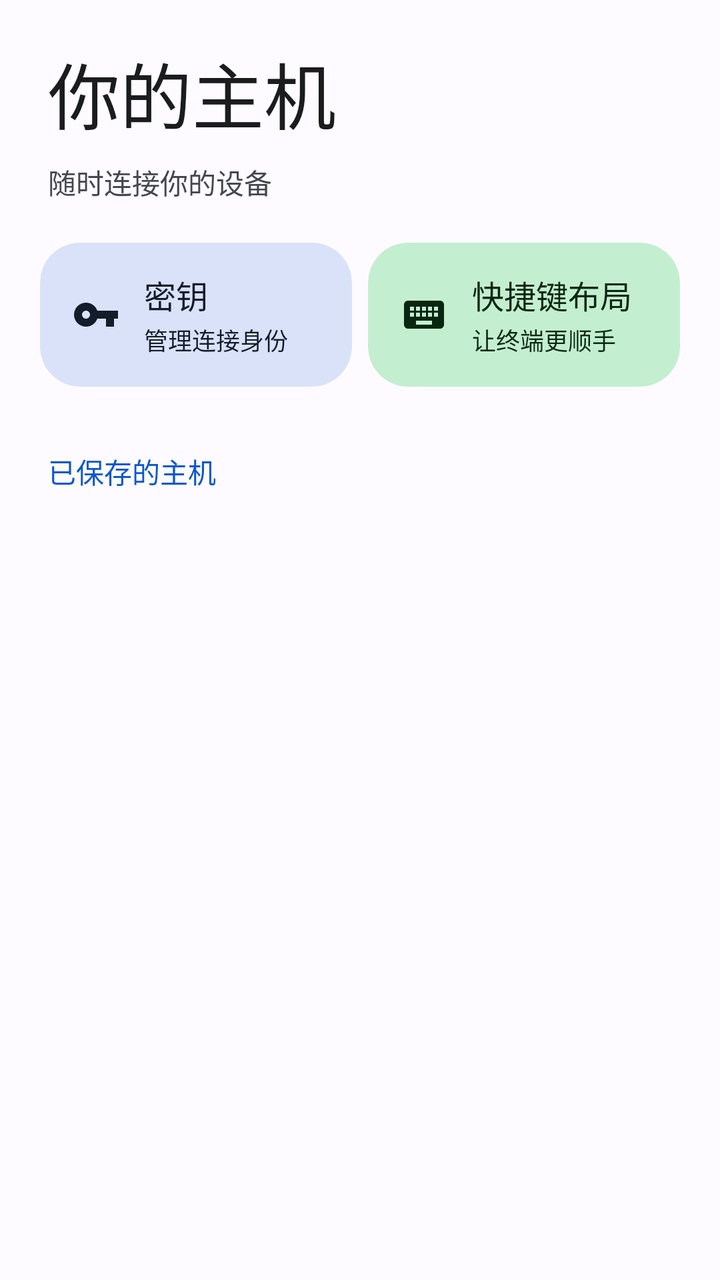
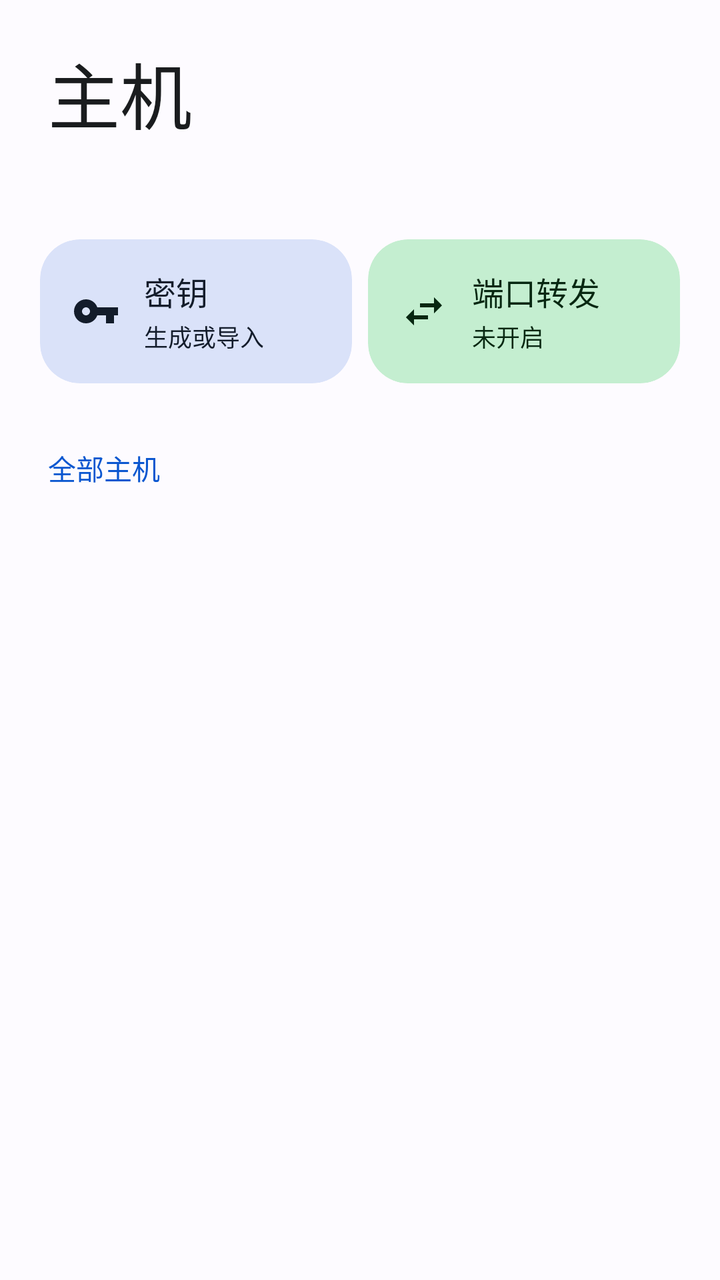

Before-and-after screenshots of an Android layout around one commit, followed by the original layout XML and the change that was made.
<!-- AndroidManifest.xml: application theme AppTheme -->
<!-- res/layout/header_host_list.xml -->
<?xml version="1.0" encoding="utf-8"?>
<LinearLayout
    xmlns:android="http://schemas.android.com/apk/res/android"
    xmlns:app="http://schemas.android.com/apk/res-auto"
    android:layout_width="match_parent"
    android:layout_height="wrap_content"
    android:orientation="vertical"
    android:paddingTop="20dp"
    android:paddingBottom="8dp">
    <TextView
        android:layout_width="match_parent"
        android:layout_height="wrap_content"
        android:text="@string/hosts_heading"
        android:textSize="36sp"
        android:textColor="?attr/colorOnSurface"
        android:paddingStart="24dp"
        android:paddingEnd="24dp" />
    <TextView
        android:layout_width="match_parent"
        android:layout_height="wrap_content"
        android:text="@string/hosts_subtitle"
        android:textSize="14sp"
        android:textColor="?attr/colorOnSurfaceVariant"
        android:id="@+id/tv_host_subtitle"
        android:paddingStart="24dp"
        android:paddingEnd="24dp"
        android:layout_marginTop="8dp" />
    
    <com.google.android.material.card.MaterialCardView
        android:id="@+id/card_active_sessions"
        android:layout_width="match_parent"
        android:layout_height="wrap_content"
        android:layout_marginStart="20dp"
        android:layout_marginEnd="20dp"
        android:layout_marginTop="24dp"
        android:clickable="true"
        android:focusable="true"
        android:visibility="gone"
        app:cardCornerRadius="24dp"
        app:cardElevation="0dp"
        app:strokeWidth="0dp"
        app:cardBackgroundColor="?attr/colorPrimaryContainer">
        <LinearLayout
            android:layout_width="match_parent"
            android:layout_height="wrap_content"
            android:minHeight="72dp"
            android:gravity="center_vertical"
            android:paddingStart="20dp"
            android:paddingEnd="16dp"
            android:paddingTop="12dp"
            android:paddingBottom="12dp">
            <ImageView
                android:layout_width="24dp"
                android:layout_height="24dp"
                android:src="@drawable/ic_sessions"
                app:tint="?attr/colorOnPrimaryContainer"
                android:contentDescription="@null" />
            <LinearLayout
                android:layout_width="0dp"
                android:layout_height="wrap_content"
                android:layout_weight="1"
                android:layout_marginStart="16dp"
                android:orientation="vertical">
                <TextView
                    android:id="@+id/tv_active_sessions"
                    android:layout_width="match_parent"
                    android:layout_height="wrap_content"
                    android:textSize="16sp"
                    android:fontFamily="sans-serif-medium"
                    android:textColor="?attr/colorOnPrimaryContainer" />
                <TextView
                    android:layout_width="match_parent"
                    android:layout_height="wrap_content"
                    android:text="@string/sessions_running_action"
                    android:textSize="13sp"
                    android:layout_marginTop="2dp"
                    android:textColor="?attr/colorOnPrimaryContainer" />
            </LinearLayout>
            <ImageView
                android:layout_width="20dp"
                android:layout_height="20dp"
                android:src="@drawable/ic_arrow_forward"
                app:tint="?attr/colorOnPrimaryContainer"
                android:contentDescription="@null" />
        </LinearLayout>
    </com.google.android.material.card.MaterialCardView>
    <LinearLayout
        android:layout_width="match_parent"
        android:layout_height="wrap_content"
        android:layout_marginStart="16dp"
        android:layout_marginEnd="16dp"
        android:layout_marginTop="16dp">
        <com.google.android.material.card.MaterialCardView
            android:id="@+id/chip_manage_keys"
            android:layout_width="0dp"
            android:layout_height="wrap_content"
            android:layout_weight="1"
            android:layout_margin="4dp"
            android:clickable="true"
            android:focusable="true"
            app:cardCornerRadius="20dp"
            app:cardElevation="0dp"
            app:strokeWidth="0dp"
            app:cardBackgroundColor="?attr/colorSecondaryContainer">
            <LinearLayout
                android:layout_width="match_parent"
                android:layout_height="wrap_content"
                android:minHeight="72dp"
                android:gravity="center_vertical"
                android:paddingStart="16dp"
                android:paddingEnd="12dp"
                android:paddingTop="12dp"
                android:paddingBottom="12dp">
                <ImageView
                    android:layout_width="24dp"
                    android:layout_height="24dp"
                    android:src="@drawable/ic_key"
                    app:tint="?attr/colorOnSecondaryContainer"
                    android:contentDescription="@null" />
                <LinearLayout
                    android:layout_width="0dp"
                    android:layout_height="wrap_content"
                    android:layout_weight="1"
                    android:layout_marginStart="12dp"
                    android:orientation="vertical">
                    <TextView
                        android:layout_width="match_parent"
                        android:layout_height="wrap_content"
                        android:text="@string/keys_title"
                        android:textSize="16sp"
                        android:fontFamily="sans-serif-medium"
                        android:maxLines="1"
                        android:ellipsize="end"
                        android:textColor="?attr/colorOnSecondaryContainer" />
                    <TextView
                        android:layout_width="match_parent"
                        android:layout_height="wrap_content"
                        android:text="@string/home_keys_description"
                        android:textSize="12sp"
                        android:maxLines="1"
                        android:ellipsize="end"
                        android:textColor="?attr/colorOnSecondaryContainer"
                        android:layout_marginTop="2dp" />
                </LinearLayout>
            </LinearLayout>
        </com.google.android.material.card.MaterialCardView>
        <com.google.android.material.card.MaterialCardView
            android:id="@+id/chip_extra_keys"
            android:layout_width="0dp"
            android:layout_height="wrap_content"
            android:layout_weight="1"
            android:layout_margin="4dp"
            android:clickable="true"
            android:focusable="true"
            app:cardCornerRadius="20dp"
            app:cardElevation="0dp"
            app:strokeWidth="0dp"
            app:cardBackgroundColor="?attr/colorTertiaryContainer">
            <LinearLayout
                android:layout_width="match_parent"
                android:layout_height="wrap_content"
                android:minHeight="72dp"
                android:gravity="center_vertical"
                android:paddingStart="16dp"
                android:paddingEnd="12dp"
                android:paddingTop="12dp"
                android:paddingBottom="12dp">
                <ImageView
                    android:layout_width="24dp"
                    android:layout_height="24dp"
                    android:src="@drawable/ic_keyboard"
                    app:tint="?attr/colorOnTertiaryContainer"
                    android:contentDescription="@null" />
                <LinearLayout
                    android:layout_width="0dp"
                    android:layout_height="wrap_content"
                    android:layout_weight="1"
                    android:layout_marginStart="12dp"
                    android:orientation="vertical">
                    <TextView
                        android:layout_width="match_parent"
                        android:layout_height="wrap_content"
                        android:text="@string/extra_keys_title"
                        android:textSize="16sp"
                        android:fontFamily="sans-serif-medium"
                        android:maxLines="1"
                        android:ellipsize="end"
                        android:textColor="?attr/colorOnTertiaryContainer" />
                    <TextView
                        android:layout_width="match_parent"
                        android:layout_height="wrap_content"
                        android:text="@string/home_extra_keys_description"
                        android:textSize="12sp"
                        android:maxLines="1"
                        android:ellipsize="end"
                        android:textColor="?attr/colorOnTertiaryContainer"
                        android:layout_marginTop="2dp" />
                </LinearLayout>
            </LinearLayout>
        </com.google.android.material.card.MaterialCardView>
    </LinearLayout>
    <TextView
        android:layout_width="match_parent"
        android:layout_height="wrap_content"
        android:text="@string/hosts_saved"
        android:textSize="14sp"
        android:fontFamily="sans-serif-medium"
        android:textColor="?attr/colorPrimary"
        android:paddingStart="24dp"
        android:paddingTop="28dp"
        android:paddingBottom="8dp" />
    <LinearLayout
        android:id="@+id/layout_empty_state"
        android:layout_width="match_parent"
        android:layout_height="wrap_content"
        android:orientation="vertical"
        android:gravity="center"
        android:padding="32dp"
        android:visibility="gone">
        <ImageView
            android:layout_width="88dp"
            android:layout_height="88dp"
            android:background="@drawable/bg_avatar_host"
            android:padding="24dp"
            android:src="@drawable/ic_terminal"
            app:tint="?attr/colorOnSecondaryContainer"
            android:contentDescription="@null" />
        <TextView
            android:layout_width="match_parent"
            android:layout_height="wrap_content"
            android:text="@string/hosts_empty_title"
            android:textSize="22sp"
            android:textColor="?attr/colorOnSurface"
            android:gravity="center"
            android:layout_marginTop="20dp" />
        <TextView
            android:layout_width="match_parent"
            android:layout_height="wrap_content"
            android:text="@string/hosts_empty_help"
            android:textSize="14sp"
            android:textColor="?attr/colorOnSurfaceVariant"
            android:gravity="center"
            android:layout_marginTop="8dp" />
    </LinearLayout>
</LinearLayout>
<!-- resources referenced by this layout -->
<resources>
  <!-- drawable bg_avatar_host (drawable) -->
  <?xml version="1.0" encoding="utf-8"?>
  <shape xmlns:android="http://schemas.android.com/apk/res/android"
      android:shape="oval">
      <solid android:color="?attr/colorSecondaryContainer" />
  </shape>
  <!-- drawable ic_keyboard (drawable) -->
  <vector xmlns:android="http://schemas.android.com/apk/res/android"
      android:width="24dp"
      android:height="24dp"
      android:viewportWidth="24"
      android:viewportHeight="24">
      <path
          android:fillColor="@color/md_theme_onSurfaceVariant"
          android:pathData="M20,5H4C2.9,5 2,5.9 2,7v10c0,1.1 0.9,2 2,2h16c1.1,0 2,-0.9 2,-2V7C22,5.9 21.1,5 20,5zM11,8h2v2h-2V8zM11,11h2v2h-2V11zM8,8h2v2H8V8zM8,11h2v2H8V11zM7,13H5v-2h2V13zM7,10H5V8h2V10zM16,17H8v-2h8V17zM16,13h-2v-2h2V13zM16,10h-2V8h2V10zM19,13h-2v-2h2V13zM19,10h-2V8h2V10z" />
  </vector>
  <string name="extra_keys_title">快捷键布局</string>
  <string name="home_extra_keys_description">让终端更顺手</string>
  <string name="home_keys_description">管理连接身份</string>
  <string name="hosts_empty_help">添加 SSH 主机，连接你的服务器或电脑。</string>
  <string name="hosts_empty_title">从第一台主机开始</string>
  <string name="hosts_heading">你的主机</string>
  <string name="hosts_saved">已保存的主机</string>
  <string name="hosts_subtitle">随时连接你的设备</string>
  <string name="keys_title">密钥</string>
  <string name="sessions_running_action">点按返回终端</string>
  <style name="AppTheme" parent="BaseAppTheme" />
  <color name="md_theme_onSurfaceVariant">#44474E</color>
  <color name="md_theme_primary">#0B57D0</color>
  <color name="md_theme_onPrimary">#FFFFFF</color>
  <color name="md_theme_primaryContainer">#D3E3FD</color>
  <color name="md_theme_onPrimaryContainer">#041E49</color>
  <color name="md_theme_secondary">#565E71</color>
  <color name="md_theme_onSecondary">#FFFFFF</color>
  <color name="md_theme_secondaryContainer">#DAE2F9</color>
  <color name="md_theme_onSecondaryContainer">#131C2B</color>
  <color name="md_theme_tertiary">#146C2E</color>
  <color name="md_theme_onTertiary">#FFFFFF</color>
  <color name="md_theme_tertiaryContainer">#C4EED0</color>
  <color name="md_theme_onTertiaryContainer">#072711</color>
  <color name="md_theme_error">#BA1A1A</color>
  <color name="md_theme_onError">#FFFFFF</color>
  <color name="md_theme_errorContainer">#FFDAD6</color>
  <color name="md_theme_onErrorContainer">#410002</color>
  <color name="md_theme_surface">#FDFBFF</color>
  <color name="md_theme_onSurface">#1A1C1E</color>
  <color name="md_theme_surfaceVariant">#E1E2EC</color>
  <color name="md_theme_surfaceContainerLowest">#FFFFFF</color>
  <color name="md_theme_surfaceContainerLow">#F7F8FC</color>
  <color name="md_theme_surfaceContainer">#F1F3F9</color>
  <color name="md_theme_surfaceContainerHigh">#ECEEF4</color>
  <color name="md_theme_surfaceContainerHighest">#E6E8EE</color>
  <color name="md_theme_onBackground">#1A1C1E</color>
  <color name="md_theme_outline">#74777F</color>
  <color name="md_theme_outlineVariant">#C4C6D0</color>
  <color name="term_surface">#111318</color>
  <style name="PixelBottomSheetDialogTheme" parent="ThemeOverlay.Material3.BottomSheetDialog">
          <item name="bottomSheetStyle">@style/PixelBottomSheetModalStyle</item>
      </style>
  <style name="PixelAlertDialogTheme" parent="ThemeOverlay.Material3.MaterialAlertDialog">
          <item name="shapeAppearance">@style/ShapeAppearance.Pixel.Dialog</item>
          <item name="colorSurface">?attr/colorSurfaceContainerHigh</item>
      </style>
  <style name="PixelBottomSheetModalStyle" parent="Widget.Material3.BottomSheet.Modal">
          <item name="backgroundTint">?attr/colorSurfaceContainerLow</item>
          <item name="shapeAppearance">@style/ShapeAppearance.Pixel.BottomSheet</item>
      </style>
  <style name="ShapeAppearance.Pixel.Dialog" parent="ShapeAppearance.Material3.Corner.ExtraLarge">
          <item name="cornerSize">28dp</item>
      </style>
  <!-- unchanged entries left out for length: 6 -->
</resources>

<!-- the commit's change to res/layout/header_host_list.xml (unified diff, before → after) -->
@@ -18,7 +18,6 @@
     <TextView
         android:layout_width="match_parent"
         android:layout_height="wrap_content"
-        android:text="@string/hosts_subtitle"
         android:textSize="14sp"
         android:textColor="?attr/colorOnSurfaceVariant"
         android:id="@+id/tv_host_subtitle"
@@ -145,7 +144,7 @@
             </LinearLayout>
         </com.google.android.material.card.MaterialCardView>
         <com.google.android.material.card.MaterialCardView
-            android:id="@+id/chip_extra_keys"
+            android:id="@+id/chip_forwarding"
             android:layout_width="0dp"
             android:layout_height="wrap_content"
             android:layout_weight="1"
@@ -168,7 +167,7 @@
                 <ImageView
                     android:layout_width="24dp"
                     android:layout_height="24dp"
-                    android:src="@drawable/ic_keyboard"
+                    android:src="@drawable/ic_swap"
                     app:tint="?attr/colorOnTertiaryContainer"
                     android:contentDescription="@null" />
                 <LinearLayout
@@ -180,16 +179,17 @@
                     <TextView
                         android:layout_width="match_parent"
                         android:layout_height="wrap_content"
-                        android:text="@string/extra_keys_title"
+                        android:text="@string/forwarding_title"
                         android:textSize="16sp"
                         android:fontFamily="sans-serif-medium"
                         android:maxLines="1"
                         android:ellipsize="end"
                         android:textColor="?attr/colorOnTertiaryContainer" />
                     <TextView
-                        android:layout_width="match_parent"
-                        android:layout_height="wrap_content"
-                        android:text="@string/home_extra_keys_description"
+                        android:id="@+id/tv_home_forwarding"
+                        android:layout_width="match_parent"
+                        android:layout_height="wrap_content"
+                        android:text="@string/forwarding_off"
                         android:textSize="12sp"
                         android:maxLines="1"
                         android:ellipsize="end"
<!-- resource entries referenced after the edit -->
@@ -6,26 +6,25 @@
       android:shape="oval">
       <solid android:color="?attr/colorSecondaryContainer" />
   </shape>
-  <!-- drawable ic_keyboard (drawable) -->
+  <!-- drawable ic_swap (drawable) -->
   <vector xmlns:android="http://schemas.android.com/apk/res/android"
       android:width="24dp"
       android:height="24dp"
       android:viewportWidth="24"
       android:viewportHeight="24">
       <path
-          android:fillColor="@color/md_theme_onSurfaceVariant"
-          android:pathData="M20,5H4C2.9,5 2,5.9 2,7v10c0,1.1 0.9,2 2,2h16c1.1,0 2,-0.9 2,-2V7C22,5.9 21.1,5 20,5zM11,8h2v2h-2V8zM11,11h2v2h-2V11zM8,8h2v2H8V8zM8,11h2v2H8V11zM7,13H5v-2h2V13zM7,10H5V8h2V10zM16,17H8v-2h8V17zM16,13h-2v-2h2V13zM16,10h-2V8h2V10zM19,13h-2v-2h2V13zM19,10h-2V8h2V10z" />
+          android:fillColor="#FF000000"
+          android:pathData="M6.99,11L3,15l3.99,4v-3H14v-2H6.99v-3zM21,9l-3.99,-4v3H10v2h7.01v3L21,9z" />
   </vector>
-  <string name="extra_keys_title">快捷键布局</string>
-  <string name="home_extra_keys_description">让终端更顺手</string>
-  <string name="home_keys_description">管理连接身份</string>
-  <string name="hosts_empty_help">添加 SSH 主机，连接你的服务器或电脑。</string>
-  <string name="hosts_empty_title">从第一台主机开始</string>
-  <string name="hosts_heading">你的主机</string>
-  <string name="hosts_saved">已保存的主机</string>
-  <string name="hosts_subtitle">随时连接你的设备</string>
+  <string name="forwarding_off">未开启</string>
+  <string name="forwarding_title">端口转发</string>
+  <string name="home_keys_description">生成或导入</string>
+  <string name="hosts_empty_help">点右下角添加一台。</string>
+  <string name="hosts_empty_title">还没有主机</string>
+  <string name="hosts_heading">主机</string>
+  <string name="hosts_saved">全部主机</string>
   <string name="keys_title">密钥</string>
-  <string name="sessions_running_action">点按返回终端</string>
+  <string name="sessions_running_action">返回终端</string>
   <style name="AppTheme" parent="BaseAppTheme" />
   <color name="md_theme_onSurfaceVariant">#44474E</color>
   <color name="md_theme_primary">#0B57D0</color>
